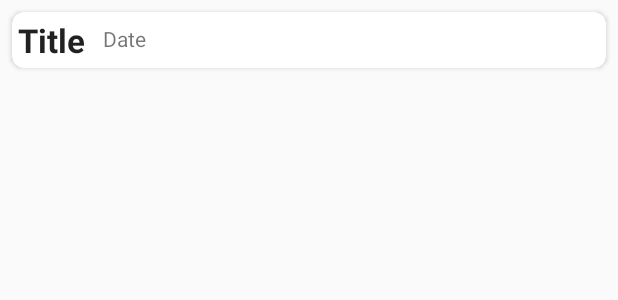
After one commit to initjay/FitLift, an Android app: the layout item_workout_journal.xml on its own in the app's theme, with its tools: preview values and no code run, on a phone screen of 412 x 824 dp. The commit adds this screen. Shown: the top 300 px of the screen. Run offline under Robolectric (Android 15) with nearby library versions, the phone set to English and light mode, and no system bars.

Commit message:
Changed RecyclerView to populate with workout journals instead of individual workout entries

```diff
--- a/app/src/main/java/com/example/fitlift/ParseApplication.java
+++ b/app/src/main/java/com/example/fitlift/ParseApplication.java
@@ -31,6 +31,7 @@ public class ParseApplication extends Application {
         // MUST CALL THIS
         // Register parse models!
         ParseObject.registerSubclass(Workout.class);
+        ParseObject.registerSubclass(WorkoutJournal.class);
 
         // set applicationId, and server server based on the values in the Heroku settings.
         // clientKey is not needed unless explicitly configured
--- /dev/null
+++ b/app/src/main/res/layout/item_workout_journal.xml
@@ -0,0 +1,46 @@
+<?xml version="1.0" encoding="utf-8"?>
+<LinearLayout xmlns:android="http://schemas.android.com/apk/res/android"
+    xmlns:app="http://schemas.android.com/apk/res-auto"
+    xmlns:tools="http://schemas.android.com/tools"
+    android:layout_width="match_parent"
+    android:layout_height="wrap_content"
+    android:orientation="vertical">
+
+    <androidx.cardview.widget.CardView
+        android:id="@+id/cvWorkout"
+        android:layout_width="match_parent"
+        android:layout_height="wrap_content"
+        android:layout_margin="8dp"
+        app:cardCornerRadius="8dp">
+
+        <RelativeLayout
+            android:id="@+id/rvCards"
+            android:layout_width="match_parent"
+            android:layout_height="match_parent">
+
+            <TextView
+                android:id="@+id/tvTitle"
+                android:layout_width="wrap_content"
+                android:layout_height="wrap_content"
+                android:layout_margin="4dp"
+                android:text="TextView"
+                android:textAppearance="@style/TextAppearance.AppCompat.Large"
+                android:textStyle="bold"
+                tools:text="Title" />
+
+            <TextView
+                android:id="@+id/tvDate"
+                android:layout_width="wrap_content"
+                android:layout_height="wrap_content"
+                android:layout_alignParentTop="false"
+                android:layout_marginStart="8dp"
+                android:layout_marginTop="8dp"
+                android:layout_toEndOf="@+id/tvTitle"
+                android:text="TextView"
+                tools:text="Date" />
+
+        </RelativeLayout>
+
+
+    </androidx.cardview.widget.CardView>
+</LinearLayout>
```
Also changed, not shown: app/src/main/java/com/example/fitlift/WorkoutJournal.java (+23 -1 lines), app/src/main/java/com/example/fitlift/adapters/WorkoutJournalAdapter.java (added, +59 -0 lines), app/src/main/java/com/example/fitlift/fragments/WorkoutFragment.java (+19 -10 lines).
